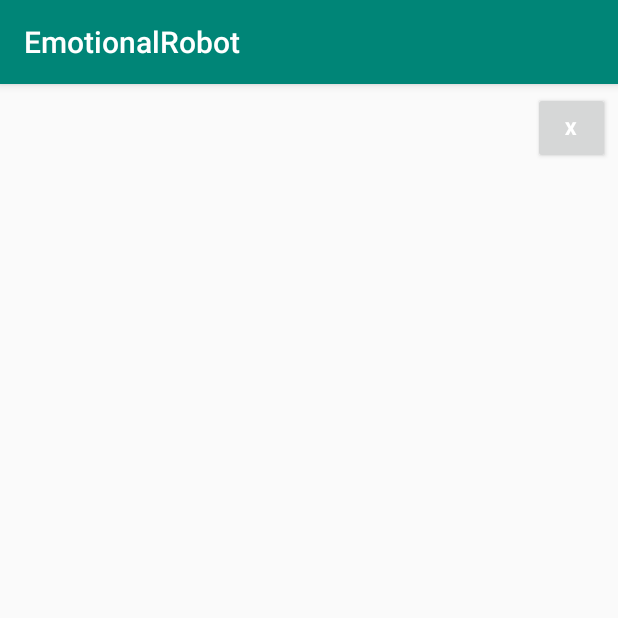
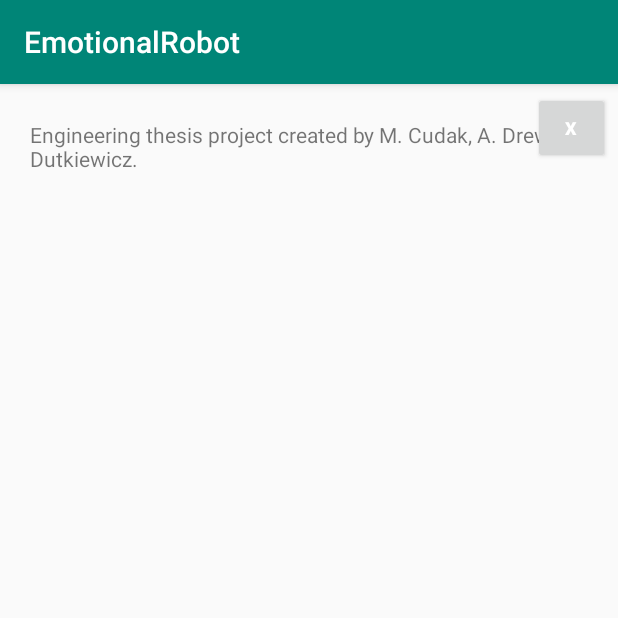
Before and after one commit to JuliaDutkiewicz/EmotionalRobot, an Android app: the screen it shows after launch (MainActivity), on a phone screen of 412 x 824 dp, the top half of it. Run offline under Robolectric (Android 15) with nearby library versions, the phone set to English and light mode, and no system bars.

Commit message:
add text

```diff
--- a/app/src/main/java/pl/edu/agh/emotionalrobot/MainActivity.java
+++ b/app/src/main/java/pl/edu/agh/emotionalrobot/MainActivity.java
@@ -5,6 +5,7 @@ import android.os.Bundle;
 import android.support.v7.app.AppCompatActivity;
 import android.view.View;
 import android.widget.Button;
+import android.widget.TextView;
 
 public class MainActivity extends AppCompatActivity {
 
@@ -24,6 +25,8 @@ public class MainActivity extends AppCompatActivity {
         });
         Intent intent = new Intent(getApplicationContext(), EmotionService.class);
         getApplicationContext().startService(intent);
+        TextView textView = (TextView) findViewById(R.id.textView);
+        textView.setText("Engineering thesis project created by M. Cudak, A. Drewnik, J. Dutkiewicz.");
     }
 
     private void stopEmotionService() {
--- a/app/src/main/res/layout/activity_main.xml
+++ b/app/src/main/res/layout/activity_main.xml
@@ -21,4 +21,14 @@
         app:layout_constraintEnd_toEndOf="parent"
         app:layout_constraintTop_toTopOf="parent" />
 
+    <TextView
+        android:id="@+id/textView"
+        android:layout_width="wrap_content"
+        android:layout_height="wrap_content"
+        android:layout_marginStart="20dp"
+        android:layout_marginTop="24dp"
+        android:text="TextView"
+        app:layout_constraintStart_toStartOf="parent"
+        app:layout_constraintTop_toTopOf="parent" />
+
 </android.support.constraint.ConstraintLayout>
```
